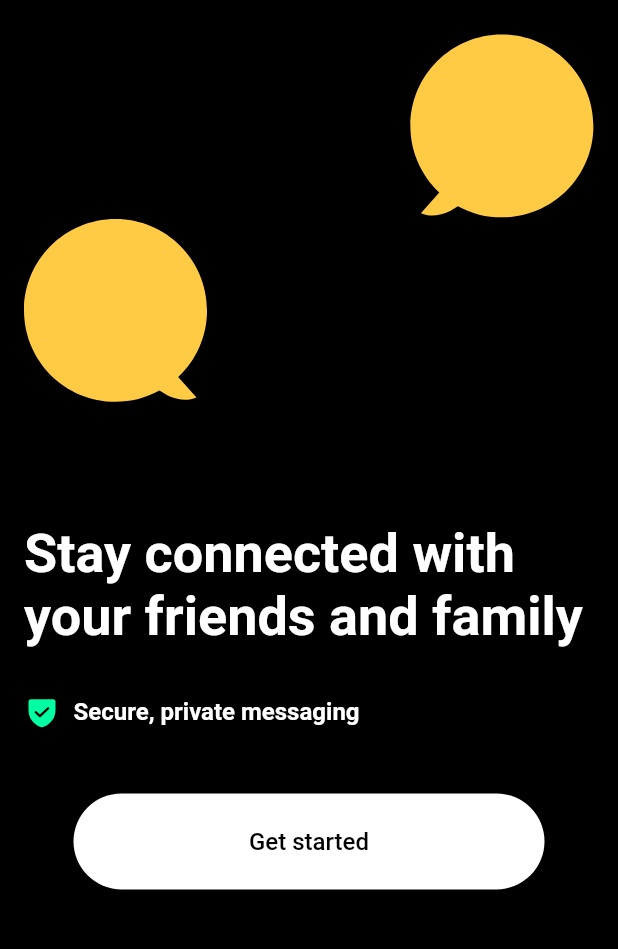
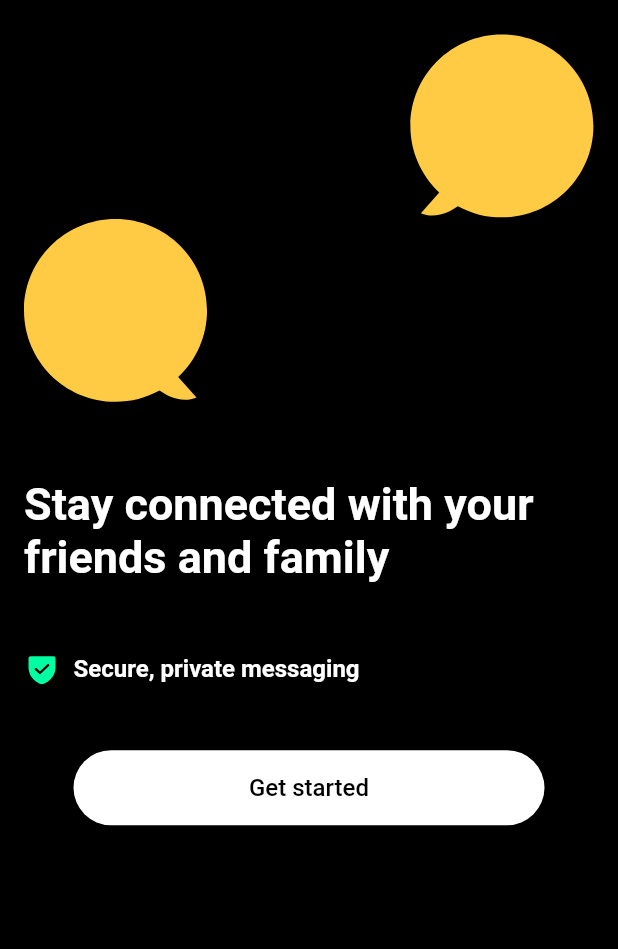
Before and after one commit to nmustakim/Flutter-Chat-Firebase, a Flutter app: the StartScreen screen opened directly, on a phone screen of 412 x 824 dp, the part 74-1023 px from its top. Run offline on Flutter 3.47's test engine with Material 2 defaults, Android fonts, the phone set to English and light mode, and no system bars; our stand-ins replace cloud_firestore, firebase_auth, firebase_core, flutter_svg, google_fonts; missing offline and left inert: firebase_ui_auth; accounts and stored records are empty; network calls fail.

Commit message:
overflow fixed

```diff
--- a/lib/screens/auth_gate.dart
+++ b/lib/screens/auth_gate.dart
@@ -16,7 +16,7 @@ class AuthGate extends StatelessWidget {
         if (snapshot.hasData) {
           return const Home();
         } else {
-          return  const LoginForm();
+          return  const StartScreen();
         }
       },
     );
--- a/lib/screens/start_screen.dart
+++ b/lib/screens/start_screen.dart
@@ -1,6 +1,7 @@
 import 'package:firebase_ui_auth/firebase_ui_auth.dart';
 import 'package:flutter/material.dart';
 import 'package:flutter_chat_firebase/screens/auth_gate.dart';
+import 'package:flutter_chat_firebase/screens/login.dart';
 import 'package:flutter_svg/svg.dart';
 
 class StartScreen extends StatelessWidget {
@@ -19,7 +20,8 @@ class StartScreen extends StatelessWidget {
           style: TextStyle(fontSize: 36),
         ),
       ),
-      body: Container(
+      body: SingleChildScrollView(
+        child: Container(
           margin: const EdgeInsets.all(16),
           child: Column(
             crossAxisAlignment: CrossAxisAlignment.center,
@@ -31,17 +33,17 @@ class StartScreen extends StatelessWidget {
                   alignment: Alignment.topLeft,
                   child: SvgPicture.asset('assets/images/ci1.svg')),
               const SizedBox(
-              height: 79.77,
+                height: 50,
               ),
               const Text(
                 'Stay connected with your friends and family',
                 style: TextStyle(
-                  fontSize: 36,
+                    fontSize: 30,
                     fontWeight: FontWeight.w700,
                     color: Colors.white),
               ),
               const SizedBox(
-              height: 30,
+                height: 45,
               ),
               Row(
                 children: [
@@ -57,8 +59,9 @@ class StartScreen extends StatelessWidget {
                 ],
               ),
               const SizedBox(height: 42.5,),
-            SizedBox(height: 64,width: 314,child: ElevatedButton(onPressed:()=>Navigator.push(context, MaterialPageRoute(builder: (context)=>AuthGate(),)),style: ElevatedButton.styleFrom(shape:RoundedRectangleBorder(borderRadius: BorderRadius.circular(100)),backgroundColor: Colors.white),child: Text('Get started',style: TextStyle(color: Colors.black,fontSize: 16),),),)
+              SizedBox(height: 50,width: 314,child: ElevatedButton(onPressed:()=>Navigator.push(context, MaterialPageRoute(builder: (context)=>const LoginForm(),)),style: ElevatedButton.styleFrom(shape:RoundedRectangleBorder(borderRadius: BorderRadius.circular(100)),backgroundColor: Colors.white),child: Text('Get started',style: TextStyle(color: Colors.black,fontSize: 16),),),)
             ],
+          ),
         ),
       ),
     );
```
Lines whose indentation alone changed are shown as unchanged.
